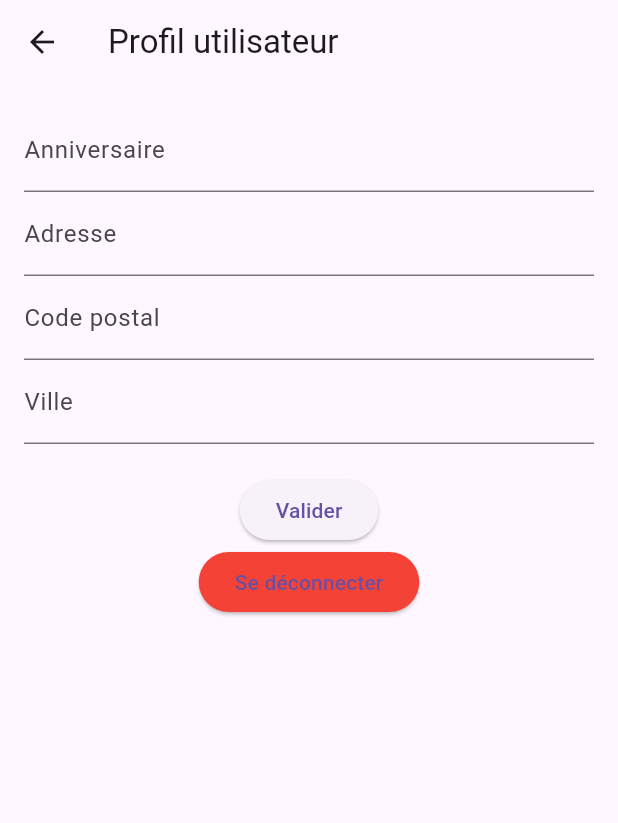
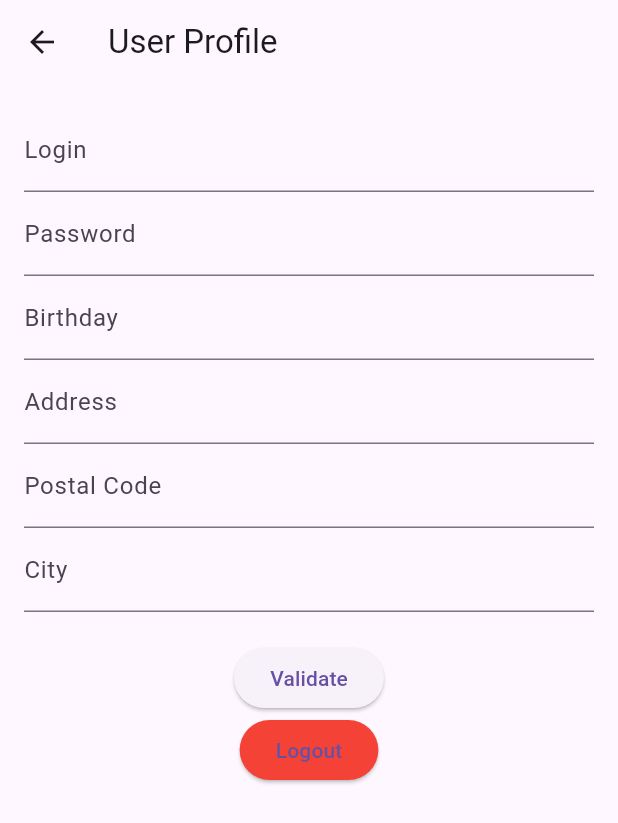
Before and after one commit to Lucxs95/FlutterProjectFront, a Flutter app: the UserProfileScreen screen opened directly, on a phone screen of 412 x 824 dp. Shown: the top 823 px of the screen. Run offline on Flutter 3.47's test engine with Material 3 defaults, Android fonts, the phone set to English and light mode, and no system bars; our stand-ins replace shared_preferences; missing offline and left inert: dart:html; accounts and stored records are empty; network calls fail.

Commit message:
add profile working perfectly

```diff
--- a/lib/homescreen.dart
+++ b/lib/homescreen.dart
@@ -1,6 +1,7 @@
 import 'package:flutter/material.dart';
 import 'activities_screen.dart'; // Importer ActivitiesScreen
 import 'cart_screen.dart'; // Importer CartScreen
+import 'user_profile_screen.dart'; // Importer UserProfileScreen
 
 
 // Dans homescreen.dart
@@ -15,7 +16,7 @@ class _HomeScreenState extends State<HomeScreen> {
 static List<Widget> _widgetOptions = <Widget>[
   ActivitiesScreen(), // Écran des activités
   CartScreen(), // Utilisez CartScreen au lieu du placeholder
-  Text('Profil'), // Placeholder pour Profil (à remplacer par votre écran de profil le moment venu)
+  UserProfileScreen(), // Utilisez UserProfileScreen au lieu du placeholder
 ];
 
 
--- a/lib/user_profile_screen.dart
+++ b/lib/user_profile_screen.dart
@@ -1,16 +1,18 @@
+import 'dart:html';
+
 import 'package:flutter/material.dart';
 import 'package:shared_preferences/shared_preferences.dart';
 import 'package:http/http.dart' as http;
-import 'dart:convert'; // Pour utiliser json.decode
+import 'dart:convert';
 
 Future<String?> getJwtToken() async {
   final prefs = await SharedPreferences.getInstance();
-  return prefs.getString('token'); // Utilisez la clé 'token' pour récupérer le JWT
+  return prefs.getString('token');
 }
 
 Future<String?> getUserId() async {
   final prefs = await SharedPreferences.getInstance();
-  return prefs.getString('userId'); // Utilisez la clé 'userId' pour récupérer l'identifiant de l'utilisateur
+  return prefs.getString('userId');
 }
 
 class UserProfileScreen extends StatefulWidget {
@@ -23,9 +25,8 @@ class _UserProfileScreenState extends State<UserProfileScreen> {
   final TextEditingController _addressController = TextEditingController();
   final TextEditingController _postalCodeController = TextEditingController();
   final TextEditingController _cityController = TextEditingController();
-
-  // Supposons que vous ayez une classe User pour gérer les données de l'utilisateur
-  // User currentUser;
+  final TextEditingController _loginController = TextEditingController();
+  final TextEditingController _passwordController = TextEditingController();
 
   @override
   void initState() {
@@ -33,13 +34,13 @@ class _UserProfileScreenState extends State<UserProfileScreen> {
     fetchUserProfile();
   }
 
-  // Exemple de méthode pour récupérer le profil de l'utilisateur
 Future<void> fetchUserProfile() async {
-  final jwtToken = await getJwtToken(); // Utilisez la méthode pour obtenir le JWT
+  final jwtToken = await getJwtToken();
+  final userId = await getUserId(); // Assurez-vous d'obtenir l'userId
   final response = await http.get(
-    Uri.parse('http://localhost:5000/api/user/profile'),
+    Uri.parse('http://localhost:5000/api/user/profile/$userId'), // Utilisez l'userId dans l'URL
     headers: {
-      'Content-Type': 'application/json',
+      'Content-Type': 'application/json; charset=UTF-8',
       'Authorization': 'Bearer $jwtToken',
     },
   );
@@ -47,63 +48,64 @@ Future<void> fetchUserProfile() async {
     if (response.statusCode == 200) {
       final data = jsonDecode(response.body);
       setState(() {
+        _loginController.text = data['email'] ?? '';
         _birthdayController.text = data['birthday'] ?? '';
         _addressController.text = data['address'] ?? '';
         _postalCodeController.text = data['postalCode'] ?? '';
         _cityController.text = data['city'] ?? '';
-      // Mettez à jour d'autres contrôleurs de champ ici en fonction des données récupérées
+        _passwordController.text = data['password'] ?? '';
+
       });
     } else {
-    // Gérez l'erreur
+      // Handle the error
       print('Failed to fetch user profile');
+    }
+  }
+
+  Future<void> saveUserProfile() async {
+    final jwtToken = await getJwtToken();
+    final userId = await getUserId();
+    final response = await http.patch(
+      Uri.parse('http://localhost:5000/api/user/updateProfile/$userId'),
+      headers: {
+        'Content-Type': 'application/json',
+        'Authorization': 'Bearer $jwtToken',
+      },
+      body: jsonEncode({
+        'login': _loginController.text,
+        'password': _passwordController.text,
+        'birthday': _birthdayController.text,
+        'address': _addressController.text,
+        'postalCode': _postalCodeController.text,
+        'city': _cityController.text,
+      }),
+    );
+
+    if (response.statusCode == 200) {
+      ScaffoldMessenger.of(context).showSnackBar(SnackBar(content: Text("Profile updated successfully")));
+    } else {
+      ScaffoldMessenger.of(context).showSnackBar(SnackBar(content: Text("Failed to update profile")));
     }
   }
 
   @override
   Widget build(BuildContext context) {
     return Scaffold(
-      appBar: AppBar(
-        title: Text('Profil utilisateur'),
-      ),
+      appBar: AppBar(title: Text('User Profile')),
       body: SingleChildScrollView(
-        child: Padding(
         padding: EdgeInsets.all(16.0),
         child: Column(
           children: <Widget>[
-              TextField(
-                controller: _birthdayController,
-                decoration: InputDecoration(labelText: 'Anniversaire'),
-              ),
-              TextField(
-                controller: _addressController,
-                decoration: InputDecoration(labelText: 'Adresse'),
-              ),
-              TextField(
-                controller: _postalCodeController,
-                decoration: InputDecoration(labelText: 'Code postal'),
-                keyboardType: TextInputType.number,
-              ),
-              TextField(
-                controller: _cityController,
-                decoration: InputDecoration(labelText: 'Ville'),
-              ),
+            TextField(controller: _loginController, decoration: InputDecoration(labelText: 'Login'), readOnly: true),
+            TextField(controller: _passwordController, decoration: InputDecoration(labelText: 'Password'), obscureText: true, readOnly: true),
+            TextField(controller: _birthdayController, decoration: InputDecoration(labelText: 'Birthday')),
+            TextField(controller: _addressController, decoration: InputDecoration(labelText: 'Address')),
+            TextField(controller: _postalCodeController, decoration: InputDecoration(labelText: 'Postal Code'), keyboardType: TextInputType.number),
+            TextField(controller: _cityController, decoration: InputDecoration(labelText: 'City')),
             SizedBox(height: 20),
-              ElevatedButton(
-                onPressed: () {
-                  // Logique pour sauvegarder les modifications
-                },
-                child: Text('Valider'),
-              ),
-              ElevatedButton(
-                onPressed: () {
-                  // Logique pour se déconnecter
-                  logout();
-                },
-                child: Text('Se déconnecter'),
-                style: ElevatedButton.styleFrom(primary: Colors.red),
-              ),
+            ElevatedButton(onPressed: saveUserProfile, child: Text('Validate')),
+            ElevatedButton(onPressed: logout, child: Text('Logout'), style: ElevatedButton.styleFrom(primary: Colors.red)),
           ],
-          ),
         ),
       ),
     );
@@ -111,8 +113,9 @@ Future<void> fetchUserProfile() async {
 
   void logout() async {
     final prefs = await SharedPreferences.getInstance();
-    await prefs.remove('token'); // Supprimez le token JWT
-    await prefs.remove('userId'); // Supprimez l'userId
-    Navigator.of(context).pushReplacementNamed('/login'); // Redirigez vers l'écran de login
+    await prefs.clear();
+   window.location.reload();
+
+
   }
 }
```
Lines whose indentation alone changed are shown as unchanged.
